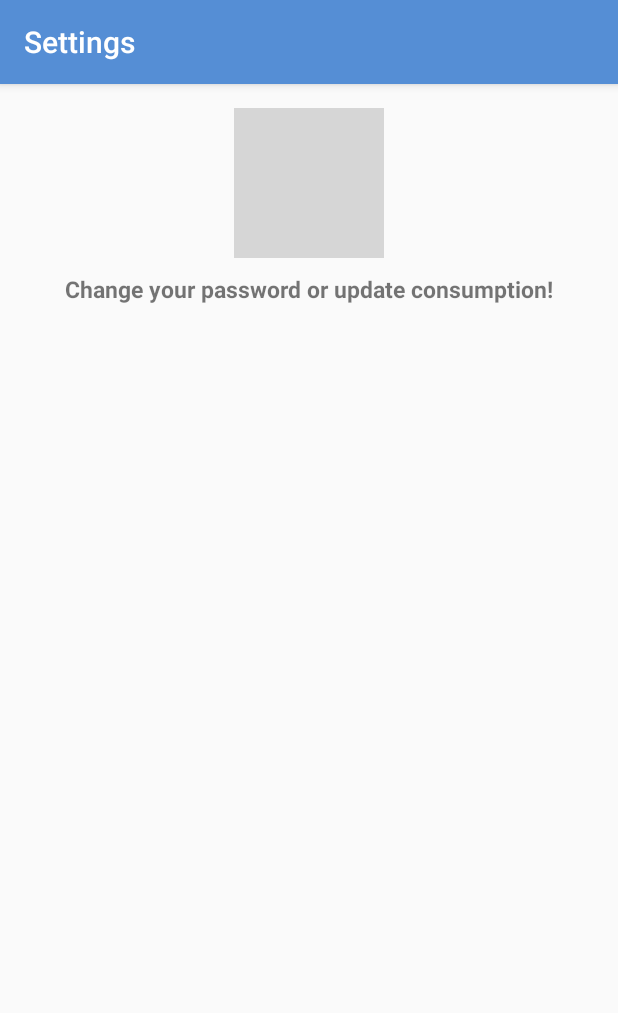
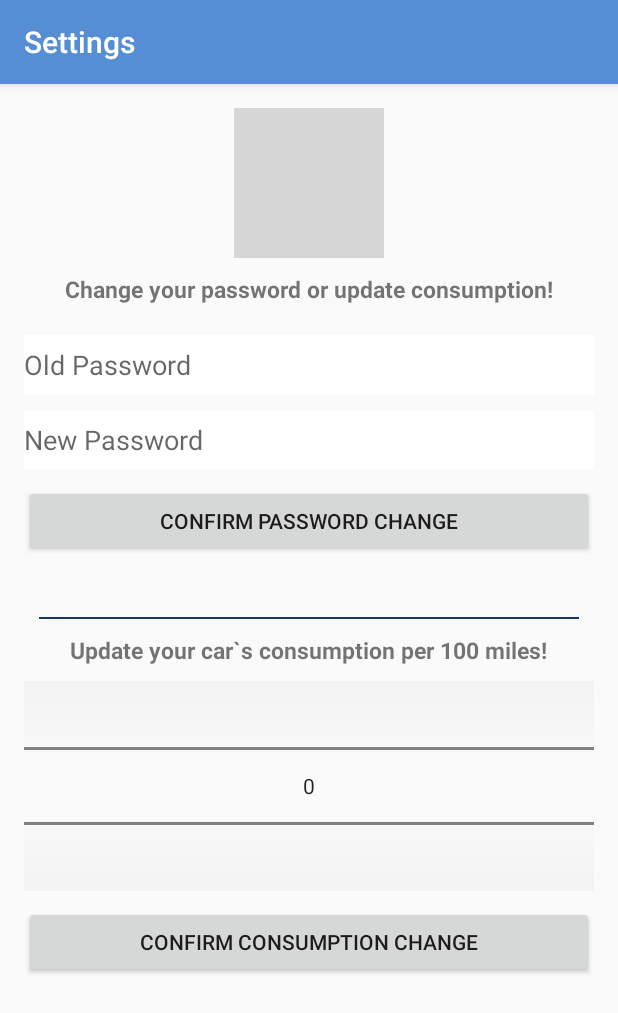
Before and after one commit to kirilhristov91/HCI4, an Android app: the Settings screen opened directly, with no data from a screen before it, on a phone screen of 412 x 824 dp. Shown: the top 1013 px of the screen. Run offline under Robolectric (Android 15) with nearby library versions, the phone set to English and light mode, and no system bars; grey boxes are pictures that could not be loaded.

Commit message:
settings frontend

```diff
--- a/app/src/main/java/com/hci4/MainActivity.java
+++ b/app/src/main/java/com/hci4/MainActivity.java
@@ -161,6 +161,13 @@ public class MainActivity extends AppCompatActivity {
             finish();
         }
 
+        if(id==R.id.action_settings){
+            Intent intent = new Intent(MainActivity.this, Settings.class);
+            intent.putExtra("username", username);
+            startActivity(intent);
+            finish();
+        }
+
         //noinspection SimplifiableIfStatement
         if (id == R.id.action_logout) {
             dbHandler.updateUser(username, 0);
--- a/app/src/main/java/com/hci4/Settings.java
+++ b/app/src/main/java/com/hci4/Settings.java
@@ -17,6 +17,8 @@ public class Settings extends AppCompatActivity {
         setSupportActionBar(toolbar);
 
 
+
+
     }
 
 }
--- a/app/src/main/res/layout/content_settings.xml
+++ b/app/src/main/res/layout/content_settings.xml
@@ -9,6 +9,15 @@
     android:orientation="vertical"
     app:layout_behavior="@string/appbar_scrolling_view_behavior"
     tools:showIn="@layout/activity_settings" tools:context="com.hci4.Settings">
+
+    <ScrollView
+        android:layout_width="fill_parent"
+        android:layout_height="fill_parent">
+
+        <LinearLayout
+            android:layout_width="fill_parent"
+            android:layout_height="wrap_content"
+            android:orientation="vertical">
 
             <ImageView
             android:layout_width="100dp"
@@ -26,5 +35,66 @@
                 android:layout_width="wrap_content"
                 android:layout_height="wrap_content" />
 
+            <EditText
+                android:id="@+id/settingsOld"
+                android:height="40dp"
+                android:background="#FFF"
+                android:layout_marginTop="20dp"
+                android:layout_width="match_parent"
+                android:layout_height="wrap_content"
+                android:hint="Old Password"/>
+
+            <EditText
+                android:id="@+id/settingsNew"
+                android:background="#FFF"
+                android:height="40dp"
+                android:inputType="textPassword"
+                android:layout_marginTop="10dp"
+                android:layout_width="match_parent"
+                android:layout_height="40dp"
+                android:hint="New Password"/>
+
+            <Button
+                android:id="@+id/confirmPasswordChange"
+                android:layout_width="match_parent"
+                android:layout_height="wrap_content"
+                android:text="Confirm Password Change"
+                android:layout_marginTop="10dp"/>
+
+            <View
+                android:layout_marginTop="40dp"
+                android:layout_width="fill_parent"
+                android:layout_height="1dp"
+                android:background="@color/colorAccent"
+                android:layout_marginRight="10dp"
+                android:layout_marginLeft="10dp"
+                />
+
+            <TextView
+                android:layout_marginTop="10dp"
+                android:id="@+id/changeConsumptionText"
+                android:text="Update your car`s consumption per 100 miles!"
+                android:textSize="15sp"
+                android:textStyle="bold"
+                android:layout_gravity="center_horizontal"
+                android:layout_width="wrap_content"
+                android:layout_height="wrap_content" />
+
+            <NumberPicker
+                android:layout_marginTop="10dp"
+                android:solidColor="@color/colorBackground"
+                android:id="@+id/consumptionPicker"
+                android:layout_width="match_parent"
+                android:layout_height="140dp" />
+
+            <Button
+                android:id="@+id/confirmConsumptionChange"
+                android:layout_width="match_parent"
+                android:layout_height="wrap_content"
+                android:text="Confirm Consumption Change"
+                android:layout_marginTop="10dp"/>
 
         </LinearLayout>
+    </ScrollView>
+
+</LinearLayout>
--- a/app/src/main/res/menu/menu_main.xml
+++ b/app/src/main/res/menu/menu_main.xml
@@ -3,7 +3,7 @@
     xmlns:tools="http://schemas.android.com/tools" tools:context=".MainActivity">
 
     <item
-        android:id="@+id/action_editprofile"
+        android:id="@+id/action_settings"
         android:icon="@drawable/settingsa"
         android:title="feedbackIcon"
         app:showAsAction="ifRoom"/>
```
Lines whose indentation alone changed are shown as unchanged.
